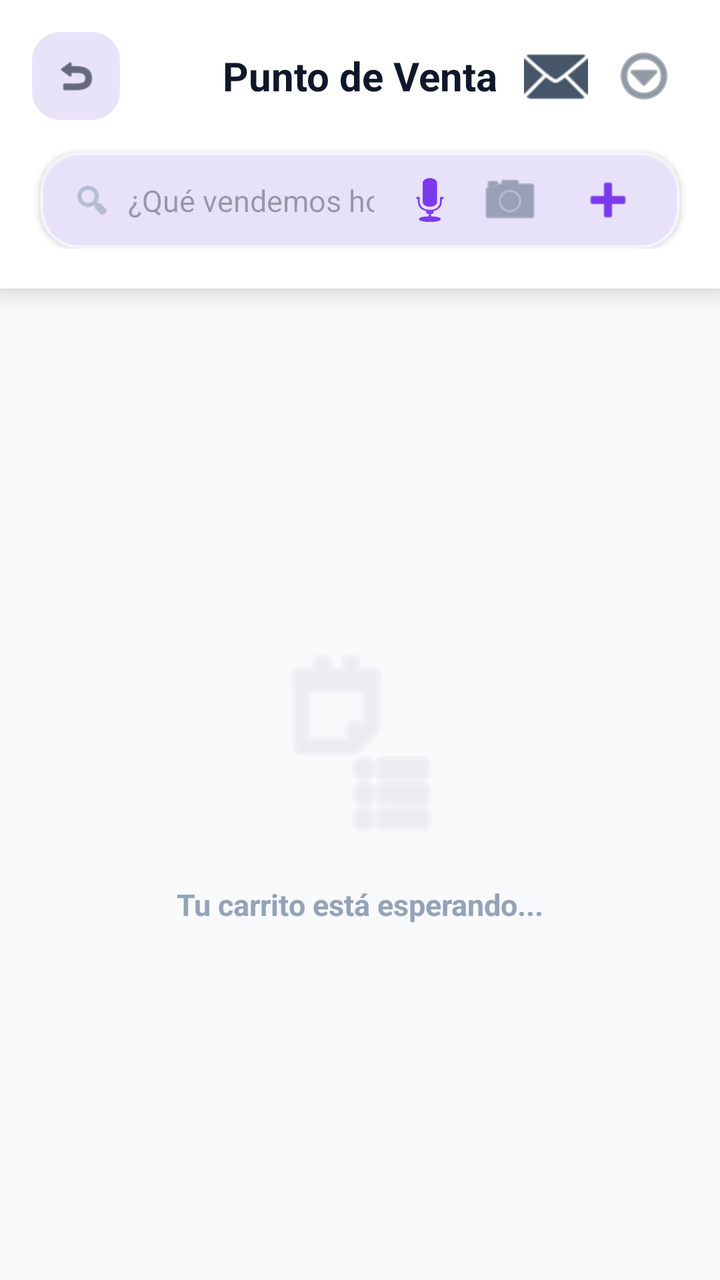
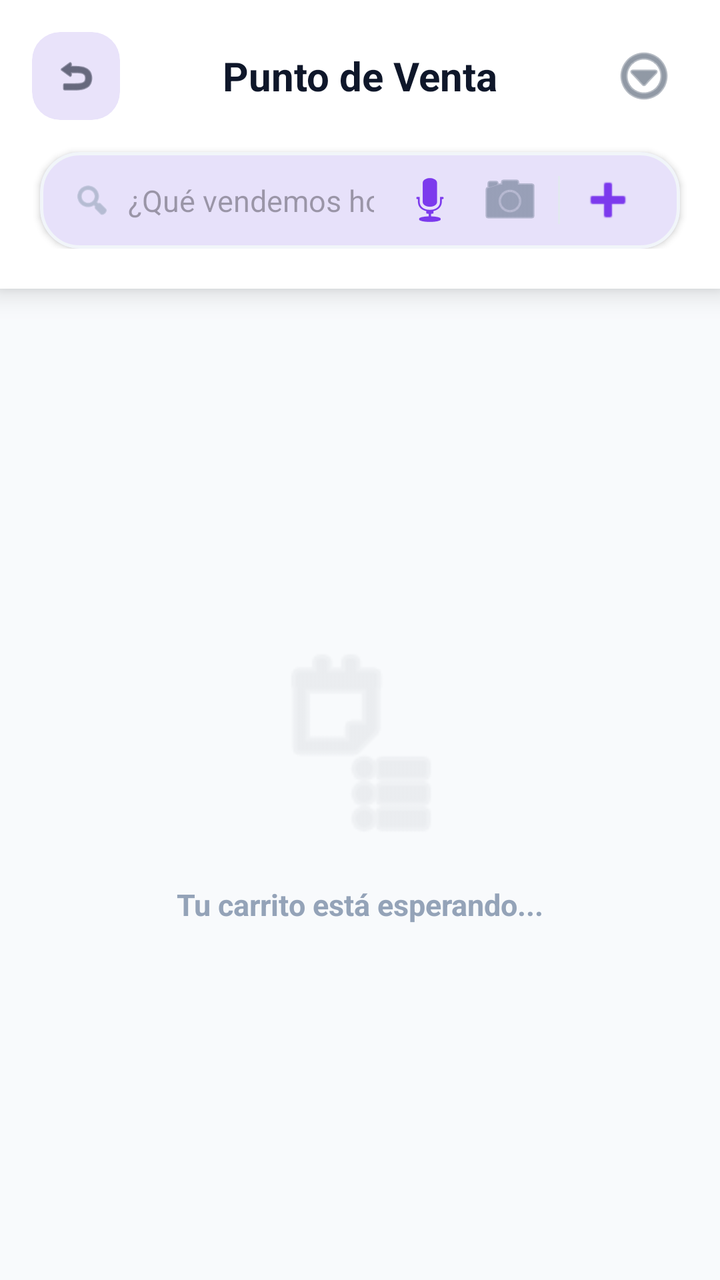

Compare the two renders of this Android layout. The source of the first and the diff that turns it into the second are given below.
<!-- AndroidManifest.xml: application theme Theme.GoMezMart -->
<!-- res/layout/activity_ventas.xml -->
<?xml version="1.0" encoding="utf-8"?>
<androidx.drawerlayout.widget.DrawerLayout xmlns:android="http://schemas.android.com/apk/res/android"
    xmlns:app="http://schemas.android.com/apk/res-auto"
    xmlns:tools="http://schemas.android.com/tools"
    android:id="@+id/drawerLayoutVentas"
    android:layout_width="match_parent"
    android:layout_height="match_parent"
    android:background="@color/slate_50">

    <androidx.constraintlayout.widget.ConstraintLayout
        android:layout_width="match_parent"
        android:layout_height="match_parent">

        
        <LinearLayout
            android:id="@+id/topSection"
            android:layout_width="match_parent"
            android:layout_height="wrap_content"
            android:background="@color/white"
            android:elevation="8dp"
            android:orientation="vertical"
            android:paddingBottom="20dp"
            app:layout_constraintTop_toTopOf="parent">

            
            <RelativeLayout
                android:layout_width="match_parent"
                android:layout_height="wrap_content"
                android:padding="16dp">

                <com.google.android.material.card.MaterialCardView
                    android:id="@+id/btnBackVentas"
                    android:layout_width="44dp"
                    android:layout_height="44dp"
                    android:layout_alignParentStart="true"
                    android:layout_centerVertical="true"
                    app:cardBackgroundColor="@color/slate_50"
                    app:cardCornerRadius="14dp"
                    app:cardElevation="0dp"
                    app:strokeWidth="0dp"
                    android:clickable="true"
                    android:focusable="true">
                    <ImageView
                        android:layout_width="22dp"
                        android:layout_height="22dp"
                        android:layout_gravity="center"
                        android:src="@android:drawable/ic_menu_revert"
                        app:tint="@color/slate_900" />
                </com.google.android.material.card.MaterialCardView>

                <TextView
                    android:layout_width="wrap_content"
                    android:layout_height="wrap_content"
                    android:layout_centerInParent="true"
                    android:text="Punto de Venta"
                    android:textSize="20sp"
                    android:textStyle="bold"
                    android:textColor="@color/slate_900" />

                <LinearLayout
                    android:layout_width="wrap_content"
                    android:layout_height="wrap_content"
                    android:layout_alignParentEnd="true"
                    android:layout_centerVertical="true"
                    android:orientation="horizontal">

                    <ImageButton
                        android:id="@+id/btnMailboxVentas"
                        android:layout_width="44dp"
                        android:layout_height="44dp"
                        android:background="?attr/selectableItemBackgroundBorderless"
                        android:src="@android:drawable/ic_dialog_email"
                        app:tint="@color/slate_600" />

                    <ImageButton
                        android:id="@+id/btnOpenMenuVentas"
                        android:layout_width="44dp"
                        android:layout_height="44dp"
                        android:background="?attr/selectableItemBackgroundBorderless"
                        android:src="@android:drawable/ic_menu_more"
                        app:tint="@color/slate_600" />
                </LinearLayout>
            </RelativeLayout>

            
            <com.google.android.material.card.MaterialCardView
                android:id="@+id/cardSearch"
                android:layout_width="match_parent"
                android:layout_height="wrap_content"
                android:layout_marginHorizontal="20dp"
                app:cardCornerRadius="20dp"
                app:cardElevation="2dp"
                app:strokeWidth="1.5dp"
                app:strokeColor="@color/slate_100">

                <LinearLayout
                    android:layout_width="match_parent"
                    android:layout_height="wrap_content"
                    android:orientation="horizontal"
                    android:gravity="center_vertical"
                    android:paddingHorizontal="16dp">

                    <ImageView
                        android:layout_width="20dp"
                        android:layout_height="20dp"
                        android:src="@android:drawable/ic_menu_search"
                        app:tint="@color/slate_400" />

                    <com.google.android.material.textfield.TextInputLayout
                        android:id="@+id/layoutVentaBusqueda"
                        style="@style/Widget.Material3.TextInputLayout.OutlinedBox.Dense"
                        android:layout_width="0dp"
                        android:layout_weight="1"
                        android:layout_height="wrap_content"
                        app:boxStrokeWidth="0dp"
                        app:boxStrokeWidthFocused="0dp"
                        app:endIconMode="clear_text"
                        app:hintEnabled="false">
                        <com.google.android.material.textfield.MaterialAutoCompleteTextView
                            android:id="@+id/autoVentaBusqueda"
                            android:layout_width="match_parent"
                            android:layout_height="wrap_content"
                            android:hint="¿Qué vendemos hoy?"
                            android:inputType="text"
                            android:textSize="15sp"
                            android:paddingVertical="14dp"
                            android:paddingHorizontal="8dp"
                            android:background="@android:color/transparent"
                            android:completionThreshold="1"
                            android:textColor="@color/slate_900" />
                    </com.google.android.material.textfield.TextInputLayout>

                    <ImageButton
                        android:id="@+id/btnVoiceSearchVentas"
                        android:layout_width="40dp"
                        android:layout_height="40dp"
                        android:src="@android:drawable/ic_btn_speak_now"
                        android:background="?attr/selectableItemBackgroundBorderless"
                        app:tint="@color/purple_600" />

                    <ImageButton
                        android:id="@+id/btnScanBarcodeVentas"
                        android:layout_width="40dp"
                        android:layout_height="40dp"
                        android:src="@android:drawable/ic_menu_camera"
                        android:background="?attr/selectableItemBackgroundBorderless"
                        app:tint="@color/slate_500" />

                    <View
                        android:layout_width="1dp"
                        android:layout_height="24dp"
                        android:background="@color/slate_200"
                        android:layout_marginHorizontal="4dp" />

                    <ImageButton
                        android:id="@+id/btnQuickAddManual"
                        android:layout_width="40dp"
                        android:layout_height="40dp"
                        android:background="?attr/selectableItemBackgroundBorderless"
                        android:src="@android:drawable/ic_input_add"
                        app:tint="@color/purple_600" />
                </LinearLayout>
            </com.google.android.material.card.MaterialCardView>

            
            <LinearLayout
                android:id="@+id/layoutFavorites"
                android:layout_width="match_parent"
                android:layout_height="wrap_content"
                android:orientation="vertical"
                android:layout_marginTop="16dp"
                android:paddingHorizontal="20dp"
                android:visibility="gone"
                tools:visibility="visible">

                <TextView
                    android:layout_width="wrap_content"
                    android:layout_height="wrap_content"
                    android:text="MÁS VENDIDOS ⭐"
                    android:textSize="10sp"
                    android:textStyle="bold"
                    android:letterSpacing="0.1"
                    android:textColor="@color/slate_400"
                    android:layout_marginBottom="8dp" />

                <androidx.recyclerview.widget.RecyclerView
                    android:id="@+id/rvFavorites"
                    android:layout_width="match_parent"
                    android:layout_height="wrap_content"
                    android:orientation="horizontal"
                    app:layoutManager="androidx.recyclerview.widget.LinearLayoutManager"
                    tools:listitem="@layout/item_quick_action" />
            </LinearLayout>
        </LinearLayout>

        
        <androidx.recyclerview.widget.RecyclerView
            android:id="@+id/rvCartItems"
            android:layout_width="match_parent"
            android:layout_height="0dp"
            android:clipToPadding="false"
            android:paddingVertical="20dp"
            android:paddingHorizontal="20dp"
            app:layout_constraintBottom_toTopOf="@id/paymentFooter"
            app:layout_constraintTop_toBottomOf="@id/topSection" />

        
        <LinearLayout
            android:id="@+id/layoutEmptyCart"
            android:layout_width="wrap_content"
            android:layout_height="wrap_content"
            android:orientation="vertical"
            android:gravity="center"
            app:layout_constraintBottom_toTopOf="@id/paymentFooter"
            app:layout_constraintEnd_toEndOf="parent"
            app:layout_constraintStart_toStartOf="parent"
            app:layout_constraintTop_toBottomOf="@id/topSection">

            <ImageView
                android:layout_width="100dp"
                android:layout_height="100dp"
                android:src="@android:drawable/ic_menu_agenda"
                android:alpha="0.1"
                app:tint="@color/slate_900" />
            <TextView
                android:layout_width="wrap_content"
                android:layout_height="wrap_content"
                android:layout_marginTop="20dp"
                android:text="Tu carrito está esperando..."
                android:textSize="15sp"
                android:textColor="@color/slate_400"
                android:textStyle="bold" />
        </LinearLayout>

        
        <com.google.android.material.card.MaterialCardView
            android:id="@+id/paymentFooter"
            android:layout_width="match_parent"
            android:layout_height="wrap_content"
            android:visibility="gone"
            app:cardCornerRadius="12dp"
            app:cardElevation="24dp"
            app:strokeWidth="0dp"
            app:cardBackgroundColor="@color/white"
            app:layout_constraintBottom_toBottomOf="parent">

            <LinearLayout
                android:layout_width="match_parent"
                android:layout_height="wrap_content"
                android:orientation="vertical"
                android:padding="20dp">

                <LinearLayout
                    android:layout_width="match_parent"
                    android:layout_height="wrap_content"
                    android:orientation="horizontal"
                    android:gravity="center_vertical"
                    android:layout_marginBottom="16dp">

                    <LinearLayout
                        android:layout_width="0dp"
                        android:layout_height="wrap_content"
                        android:layout_weight="1"
                        android:orientation="vertical">
                        <TextView
                            android:layout_width="wrap_content"
                            android:layout_height="wrap_content"
                            android:text="TOTAL A PAGAR"
                            android:textSize="10sp"
                            android:textStyle="bold"
                            android:textColor="@color/slate_500"
                            android:letterSpacing="0.1" />
                        <TextView
                            android:id="@+id/tvVentaTotalDinamico"
                            android:layout_width="wrap_content"
                            android:layout_height="wrap_content"
                            android:text="S/ 0.00"
                            android:textSize="32sp"
                            android:textStyle="bold"
                            android:textColor="@color/slate_900" />
                    </LinearLayout>
                </LinearLayout>

                <LinearLayout
                    android:layout_width="match_parent"
                    android:layout_height="wrap_content"
                    android:orientation="horizontal">

                    <com.google.android.material.button.MaterialButton
                        android:id="@+id/btnPayCash"
                        android:layout_width="0dp"
                        android:layout_weight="1"
                        android:layout_height="64dp"
                        android:text="Efectivo"
                        android:textSize="12sp"
                        android:textStyle="bold"
                        app:icon="@android:drawable/ic_menu_save"
                        app:iconGravity="top"
                        android:layout_marginEnd="6dp"
                        app:backgroundTint="@color/emerald_600"
                        app:cornerRadius="12dp"
                        android:padding="4dp" />

                    <com.google.android.material.button.MaterialButton
                        android:id="@+id/btnPayDigital"
                        android:layout_width="0dp"
                        android:layout_weight="1"
                        android:layout_height="64dp"
                        android:text="Digital"
                        android:textSize="12sp"
                        android:textStyle="bold"
                        app:icon="@android:drawable/ic_menu_send"
                        app:iconGravity="top"
                        android:layout_marginHorizontal="4dp"
                        app:backgroundTint="@color/vibrant_purple"
                        app:cornerRadius="12dp"
                        android:padding="4dp" />

                    <com.google.android.material.button.MaterialButton
                        android:id="@+id/btnPayCard"
                        android:layout_width="0dp"
                        android:layout_weight="1"
                        android:layout_height="64dp"
                        android:text="Tarjeta"
                        android:textSize="12sp"
                        android:textStyle="bold"
                        app:icon="@android:drawable/ic_menu_camera"
                        app:iconGravity="top"
                        android:layout_marginStart="8dp"
                        app:backgroundTint="@color/sky_600"
                        app:cornerRadius="12dp"
                        android:padding="4dp" />
                </LinearLayout>

            </LinearLayout>
        </com.google.android.material.card.MaterialCardView>

    </androidx.constraintlayout.widget.ConstraintLayout>

    
    <com.google.android.material.navigation.NavigationView
        android:id="@+id/navigationViewVentas"
        android:layout_width="wrap_content"
        android:layout_height="match_parent"
        android:layout_gravity="start"
        app:menu="@menu/menu_ventas_drawer"
        app:headerLayout="@layout/drawer_header_simple" />

</androidx.drawerlayout.widget.DrawerLayout>
<!-- res/layout/item_quick_action.xml (included above) -->
<?xml version="1.0" encoding="utf-8"?>
<com.google.android.material.card.MaterialCardView xmlns:android="http://schemas.android.com/apk/res/android"
    xmlns:app="http://schemas.android.com/apk/res-auto"
    android:id="@+id/cardQuickAction"
    android:layout_width="match_parent"
    android:layout_height="44dp"
    android:layout_marginBottom="6dp"
    android:clickable="true"
    android:focusable="true"
    android:foreground="?attr/selectableItemBackground"
    app:cardElevation="1dp"
    app:shapeAppearance="@style/ShapeAppearance.App.Card.LeftSquare"
    app:strokeColor="#15FFFFFF"
    app:strokeWidth="1dp">

    <LinearLayout
        android:layout_width="match_parent"
        android:layout_height="match_parent"
        android:orientation="horizontal"
        android:gravity="center_vertical"
        android:paddingHorizontal="12dp">

        <TextView
            android:id="@+id/tvActionIcon"
            android:layout_width="28dp"
            android:layout_height="28dp"
            android:background="#15FFFFFF"
            android:gravity="center"
            android:text="📦"
            android:textSize="14sp" />

        <TextView
            android:id="@+id/tvActionName"
            android:layout_width="0dp"
            android:layout_height="wrap_content"
            android:layout_weight="1"
            android:layout_marginStart="8dp"
            android:text="ACCION"
            android:textSize="10sp"
            android:textStyle="bold"
            android:textColor="@android:color/white"
            android:maxLines="1"
            android:ellipsize="end" />

    </LinearLayout>
</com.google.android.material.card.MaterialCardView>
<!-- res/layout/drawer_header_simple.xml (included above) -->
<?xml version="1.0" encoding="utf-8"?>
<LinearLayout xmlns:android="http://schemas.android.com/apk/res/android"
    xmlns:app="http://schemas.android.com/apk/res-auto"
    android:layout_width="match_parent"
    android:layout_height="wrap_content"
    android:orientation="vertical"
    android:paddingBottom="16dp">

    
    <LinearLayout
        android:layout_width="match_parent"
        android:layout_height="wrap_content"
        android:background="@color/purple_600"
        android:orientation="vertical"
        android:paddingHorizontal="24dp"
        android:paddingTop="48dp"
        android:paddingBottom="20dp">

        <LinearLayout
            android:layout_width="match_parent"
            android:layout_height="wrap_content"
            android:orientation="horizontal"
            android:gravity="center_vertical">

            <com.google.android.material.card.MaterialCardView
                android:id="@+id/cardDrawerLogo"
                android:layout_width="56dp"
                android:layout_height="56dp"
                app:cardCornerRadius="28dp"
                app:cardElevation="4dp"
                app:strokeWidth="0dp"
                app:cardBackgroundColor="@color/white">
                <ImageView
                    android:id="@+id/ivDrawerLogo"
                    android:layout_width="match_parent"
                    android:layout_height="match_parent"
                    android:padding="4dp"
                    android:src="@drawable/logotipo_de_gomezmart"
                    android:scaleType="fitCenter"
                    android:contentDescription="Logo" />
            </com.google.android.material.card.MaterialCardView>

            <TextView
                android:id="@+id/tvHeaderTitle"
                android:layout_width="0dp"
                android:layout_height="wrap_content"
                android:layout_weight="1"
                android:layout_marginStart="16dp"
                android:text="Mi Hospedaje"
                android:textColor="@android:color/white"
                android:textSize="18sp"
                android:textStyle="bold"
                android:maxLines="2"
                android:ellipsize="end" />
        </LinearLayout>

        <TextView
            android:id="@+id/tvHeaderLabel"
            android:layout_width="wrap_content"
            android:layout_height="wrap_content"
            android:layout_marginTop="12dp"
            android:layout_gravity="center_horizontal"
            android:text="SISTEMA ACTIVO"
            android:textColor="@android:color/white"
            android:textSize="10sp"
            android:alpha="0.7"
            android:textStyle="bold"
            android:letterSpacing="0.2" />
    </LinearLayout>

    
    <com.google.android.material.card.MaterialCardView
        android:id="@+id/btnDrawerPublishService"
        android:layout_width="match_parent"
        android:layout_height="wrap_content"
        android:layout_marginHorizontal="16dp"
        android:layout_marginTop="16dp"
        app:cardCornerRadius="12dp"
        app:cardElevation="2dp"
        app:cardBackgroundColor="@color/purple_600"
        android:clickable="true"
        android:focusable="true"
        android:foreground="?attr/selectableItemBackground">

        <LinearLayout
            android:layout_width="match_parent"
            android:layout_height="wrap_content"
            android:orientation="vertical"
            android:padding="16dp">

            <TextView
                android:id="@+id/tvDrawerPublishTitle"
                android:layout_width="wrap_content"
                android:layout_height="wrap_content"
                android:text="🌐 Gestionar tienda online"
                android:textColor="@android:color/white"
                android:textSize="14sp"
                android:textStyle="bold" />
        </LinearLayout>
    </com.google.android.material.card.MaterialCardView>

    
    <com.google.android.material.card.MaterialCardView
        android:id="@+id/btnDrawerSwitchSystem"
        android:layout_width="match_parent"
        android:layout_height="wrap_content"
        android:layout_marginHorizontal="16dp"
        android:layout_marginTop="8dp"
        app:cardCornerRadius="12dp"
        app:cardElevation="2dp"
        app:cardBackgroundColor="@color/purple_600"
        android:clickable="true"
        android:focusable="true"
        android:foreground="?attr/selectableItemBackground">

        <LinearLayout
            android:layout_width="match_parent"
            android:layout_height="wrap_content"
            android:orientation="vertical"
            android:padding="16dp">

            <TextView
                android:layout_width="wrap_content"
                android:layout_height="wrap_content"
                android:text="🔄 Cambiar de Sistema"
                android:textColor="@android:color/white"
                android:textSize="14sp"
                android:textStyle="bold" />
        </LinearLayout>
    </com.google.android.material.card.MaterialCardView>

    
    <com.google.android.material.card.MaterialCardView
        android:id="@+id/btnDrawerManageTeam"
        android:layout_width="match_parent"
        android:layout_height="wrap_content"
        android:layout_marginHorizontal="16dp"
        android:layout_marginTop="8dp"
        app:cardCornerRadius="12dp"
        app:cardElevation="2dp"
        app:cardBackgroundColor="@color/purple_600"
        android:clickable="true"
        android:focusable="true"
        android:foreground="?attr/selectableItemBackground">

        <FrameLayout
            android:layout_width="match_parent"
            android:layout_height="wrap_content">

            <LinearLayout
                android:layout_width="match_parent"
                android:layout_height="wrap_content"
                android:orientation="vertical"
                android:padding="12dp">

                <TextView
                    android:layout_width="wrap_content"
                    android:layout_height="wrap_content"
                    android:text="👥 Gestionar Colaboradores"
                    android:textColor="@android:color/white"
                    android:textSize="14sp"
                    android:textStyle="bold" />

                <TextView
                    android:layout_width="match_parent"
                    android:layout_height="wrap_content"
                    android:layout_marginTop="4dp"
                    android:text="Añade y controla los accesos de tu equipo de trabajo para una gestión compartida."
                    android:textColor="@android:color/white"
                    android:textSize="10sp"
                    android:alpha="0.8" />

                <com.google.android.material.button.MaterialButton
                    android:id="@+id/btnDrawerSearchToCollab"
                    style="@style/Widget.Material3.Button.TonalButton"
                    android:layout_width="wrap_content"
                    android:layout_height="32dp"
                    android:layout_marginTop="8dp"
                    android:layout_gravity="center_horizontal"
                    android:text="🤝 Colaborar con un negocio"
                    android:textSize="9sp"
                    android:textStyle="bold"
                    android:paddingHorizontal="8dp"
                    app:cornerRadius="8dp"
                    app:backgroundTint="@color/purple_100"
                    app:iconSize="12dp" />
            </LinearLayout>

            
            <View
                android:id="@+id/viewCollabBadgeDrawer"
                android:layout_width="12dp"
                android:layout_height="12dp"
                android:layout_gravity="top|end"
                android:layout_marginTop="12dp"
                android:layout_marginEnd="12dp"
                android:background="@drawable/bg_circle_red"
                android:visibility="gone" />
        </FrameLayout>
    </com.google.android.material.card.MaterialCardView>

    

    
    <com.google.android.material.card.MaterialCardView
        android:id="@+id/btnDrawerMyCollaborations"
        android:layout_width="match_parent"
        android:layout_height="wrap_content"
        android:layout_marginHorizontal="16dp"
        android:layout_marginTop="8dp"
        app:cardCornerRadius="12dp"
        app:cardElevation="2dp"
        app:cardBackgroundColor="@color/indigo_500"
        android:clickable="true"
        android:focusable="true"
        android:foreground="?attr/selectableItemBackground">

        <LinearLayout
            android:layout_width="match_parent"
            android:layout_height="wrap_content"
            android:orientation="vertical"
            android:padding="12dp">

            <TextView
                android:id="@+id/tvDrawerCollabTitle"
                android:layout_width="wrap_content"
                android:layout_height="wrap_content"
                android:text="🤝 Mis Colaboraciones"
                android:textColor="@android:color/white"
                android:textSize="14sp"
                android:textStyle="bold" />

            <TextView
                android:id="@+id/tvDrawerCollabDesc"
                android:layout_width="match_parent"
                android:layout_height="wrap_content"
                android:layout_marginTop="4dp"
                android:text="Accede a los negocios donde eres parte del equipo."
                android:textColor="@android:color/white"
                android:textSize="10sp"
                android:alpha="0.8" />
        </LinearLayout>
    </com.google.android.material.card.MaterialCardView>

    
    <com.google.android.material.card.MaterialCardView
        android:id="@+id/btnDrawerCollabAccount"
        android:layout_width="match_parent"
        android:layout_height="wrap_content"
        android:layout_marginHorizontal="16dp"
        android:layout_marginTop="8dp"
        app:cardCornerRadius="12dp"
        app:cardElevation="2dp"
        app:cardBackgroundColor="@color/slate_700"
        android:visibility="gone"
        android:clickable="true"
        android:focusable="true"
        android:foreground="?attr/selectableItemBackground">

        <LinearLayout
            android:layout_width="match_parent"
            android:layout_height="wrap_content"
            android:orientation="vertical"
            android:padding="12dp">

            <TextView
                android:layout_width="wrap_content"
                android:layout_height="wrap_content"
                android:text="👤 Mi Cuenta"
                android:textColor="@android:color/white"
                android:textSize="14sp"
                android:textStyle="bold" />

            <TextView
                android:layout_width="match_parent"
                android:layout_height="wrap_content"
                android:layout_marginTop="4dp"
                android:text="Tus datos y permisos asignados."
                android:textColor="@android:color/white"
                android:textSize="10sp"
                android:alpha="0.8" />
        </LinearLayout>
    </com.google.android.material.card.MaterialCardView>

</LinearLayout>
<!-- resources referenced by this layout -->
<resources>
  <color name="emerald_600">#059669</color>
  <color name="indigo_500">#6366F1</color>
  <color name="purple_100">#EDE9FE</color>
  <color name="purple_600">#7C3AED</color>
  <color name="sky_600">#0284C7</color>
  <color name="slate_100">#F1F5F9</color>
  <color name="slate_200">#E2E8F0</color>
  <color name="slate_400">#94A3B8</color>
  <color name="slate_50">#F8FAFC</color>
  <color name="slate_500">#64748B</color>
  <color name="slate_600">#475569</color>
  <color name="slate_700">#334155</color>
  <color name="slate_900">#0F172A</color>
  <color name="vibrant_purple">#9333EA</color>
  <color name="white">#FFFFFFFF</color>
  <!-- drawable bg_circle_red (drawable) -->
  <?xml version="1.0" encoding="utf-8"?>
  <shape xmlns:android="http://schemas.android.com/apk/res/android"
      android:shape="oval">
      <solid android:color="@color/red_600" />
      <stroke android:width="1.5dp" android:color="@android:color/white" />
  </shape>
  <!-- drawable logotipo_de_gomezmart: png bitmap (drawable, 533883 bytes) -->
  <style name="ShapeAppearance.App.Card.LeftSquare" parent="ShapeAppearance.Material3.MediumComponent">
          <item name="cornerFamily">rounded</item>
          <item name="cornerSizeTopLeft">0dp</item>
          <item name="cornerSizeBottomLeft">0dp</item>
          <item name="cornerSizeTopRight">16dp</item>
          <item name="cornerSizeBottomRight">16dp</item>
      </style>
  <style name="Theme.GoMezMart" parent="Base.Theme.GoMezMart" />
  <color name="red_600">#DC2626</color>
  <style name="Base.Theme.GoMezMart" parent="Theme.Material3.DayNight.NoActionBar">
          <item name="colorPrimary">@color/purple_600</item>
          <item name="colorOnPrimary">@color/white</item>
          <item name="colorSecondary">@color/indigo_500</item>
          <item name="colorSurface">@color/slate_50</item>
          <item name="colorOnSurface">@color/slate_900</item>
          <item name="colorOnSurfaceVariant">@color/slate_500</item>
          <item name="colorSurfaceContainer">@color/white</item>
          <item name="android:windowBackground">@color/slate_50</item>
      </style>
</resources>

<!-- the commit's change to res/layout/activity_ventas.xml (unified diff, before → after) -->
@@ -63,14 +63,6 @@
                     android:layout_alignParentEnd="true"
                     android:layout_centerVertical="true"
                     android:orientation="horizontal">
-
-                    <ImageButton
-                        android:id="@+id/btnMailboxVentas"
-                        android:layout_width="44dp"
-                        android:layout_height="44dp"
-                        android:background="?attr/selectableItemBackgroundBorderless"
-                        android:src="@android:drawable/ic_dialog_email"
-                        app:tint="@color/slate_600" />
 
                     <ImageButton
                         android:id="@+id/btnOpenMenuVentas"
